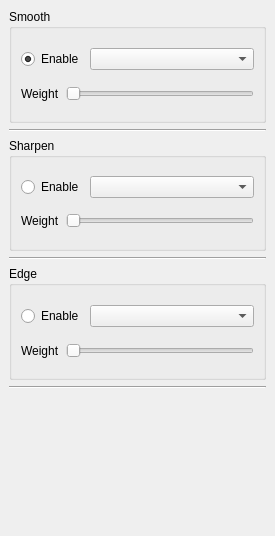
The window that filtermenu.ui (mattykakes/qcvTouchUp) describes before a commit, drawn with Qt 5.
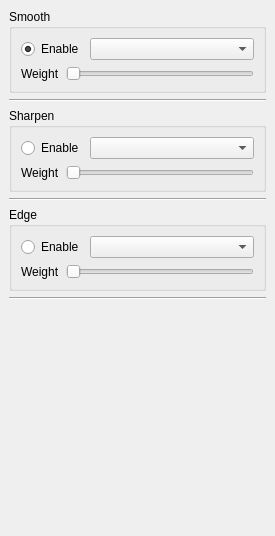
The same window after the commit. Icons and pictures are not drawn.

Patch:
```diff
--- a/filtermenu.ui
+++ b/filtermenu.ui
@@ -305,7 +305,7 @@
        <enum>Qt::Vertical</enum>
       </property>
       <property name="sizeType">
-       <enum>QSizePolicy::Preferred</enum>
+       <enum>QSizePolicy::Expanding</enum>
       </property>
       <property name="sizeHint" stdset="0">
        <size>
@@ -385,7 +385,7 @@
        <enum>Qt::Vertical</enum>
       </property>
       <property name="sizeType">
-       <enum>QSizePolicy::Preferred</enum>
+       <enum>QSizePolicy::Expanding</enum>
       </property>
       <property name="sizeHint" stdset="0">
        <size>
```
